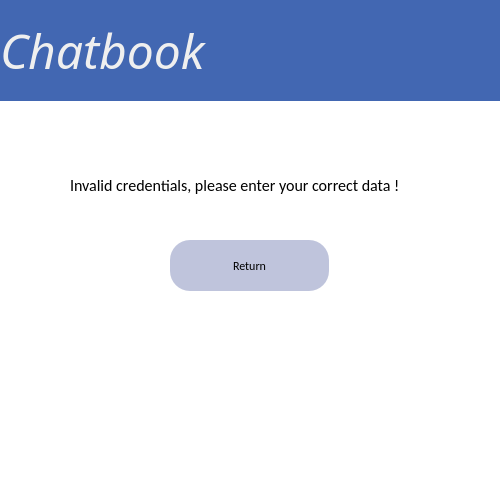
Before: the Qt Designer form error.ui in Sastiazaran/chatRooms, drawn with Qt 5.
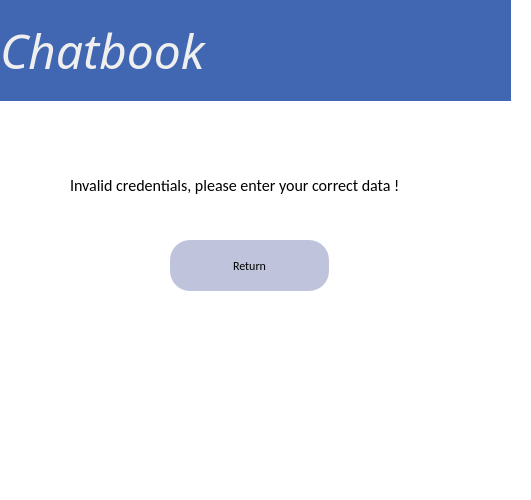
After: the same form once the commit is applied.

The edit to the form file:
```diff
--- a/error.ui
+++ b/error.ui
@@ -6,7 +6,7 @@
    <rect>
     <x>0</x>
     <y>0</y>
-    <width>500</width>
+    <width>531</width>
     <height>500</height>
    </rect>
   </property>
```
